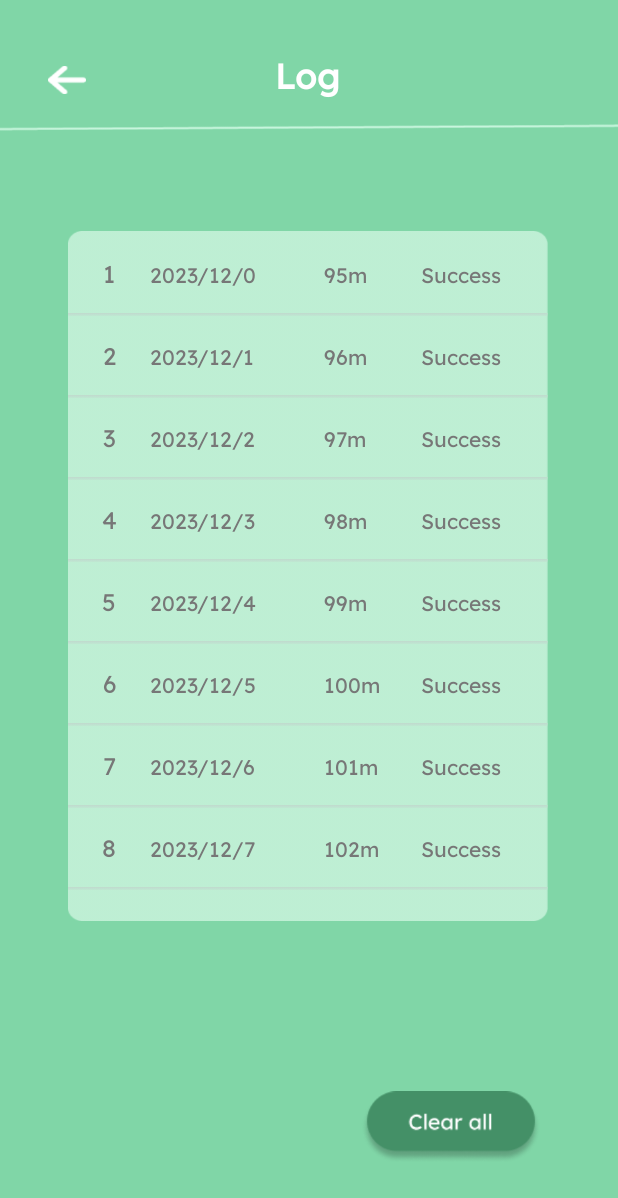
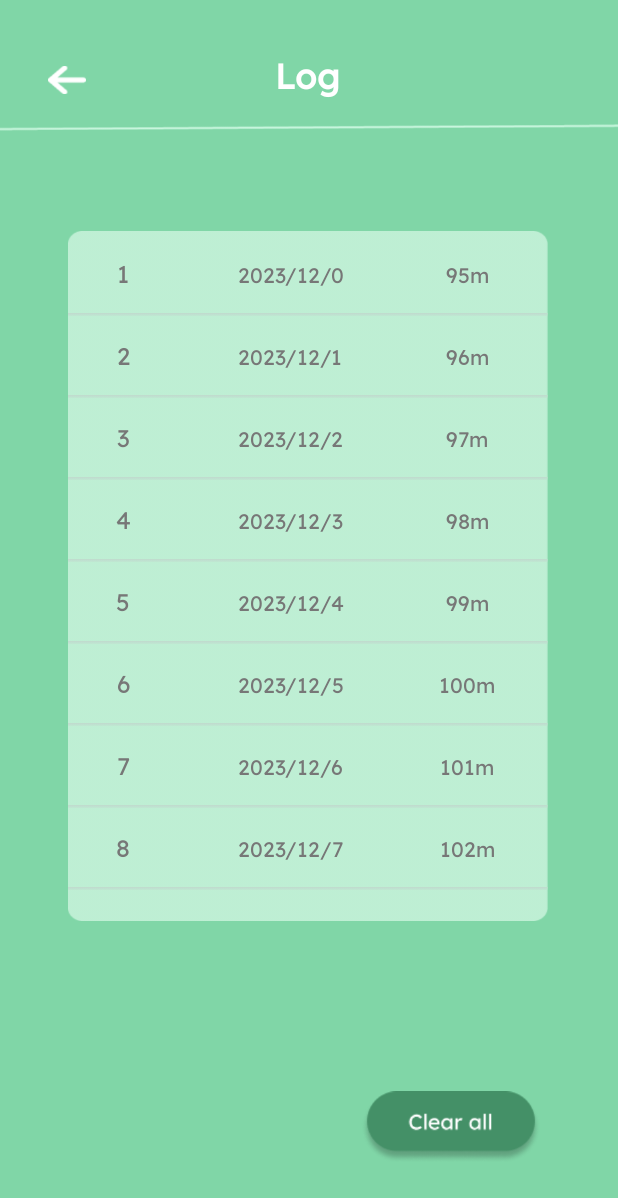
Before and after one commit to suh0/Tree, an Android app: the LogActivity screen opened directly, with no data from a screen before it, on a phone screen of 412 x 824 dp. Shown: the top 1198 px of the screen. Run offline under Robolectric (Android 15) with nearby library versions, the phone set to English and light mode, and no system bars.

Commit message:
로그창 성공/실패 여부 삭제

```diff
--- a/app/src/main/java/com/example/tree/ItemLog.java
+++ b/app/src/main/java/com/example/tree/ItemLog.java
@@ -2,12 +2,11 @@ package com.example.tree;
 
 public class ItemLog {
 
-    String date, sf; // sf >> success 인지 fail 인지
+    String date; // sf >> success 인지 fail 인지
     long time;
 
-    public ItemLog(String date, String sf, long time){
+    public ItemLog(String date, long time){
         this.date=date;
-        this.sf=sf;
         this.time=time;
     }
 
@@ -19,7 +18,4 @@ public class ItemLog {
 
     public void setTime(long time){this.time=time;}
 
-    public String getSf(){return sf;}
-
-    public void setSf(String sf){this.sf=sf;}
 }
--- a/app/src/main/java/com/example/tree/LogActivity.java
+++ b/app/src/main/java/com/example/tree/LogActivity.java
@@ -36,7 +36,7 @@ public class LogActivity extends AppCompatActivity {
         LogAdapter logAdapter=new LogAdapter(this, itemList);
 
         for(int i=0; i<20; i++){ // 테스트용 더미데이터
-            logAdapter.addItem(new ItemLog("2023/12/"+i, "Success", 95+i));
+            logAdapter.addItem(new ItemLog("2023/12/"+i,95+i));
         }
         recycle_log.setAdapter(logAdapter);
 
--- a/app/src/main/java/com/example/tree/LogAdapter.java
+++ b/app/src/main/java/com/example/tree/LogAdapter.java
@@ -49,7 +49,6 @@ public class LogAdapter extends RecyclerView.Adapter<LogAdapter.ViewHolder>{
             txt_date=itemView.findViewById(R.id.txt_date);
             txt_number=itemView.findViewById(R.id.txt_number);
             txt_time=itemView.findViewById(R.id.txt_time);
-            txt_sf=itemView.findViewById(R.id.txt_sf);
         }
         public void setItem(ItemLog item, int position){
             String number=""+(position+1);
@@ -57,11 +56,6 @@ public class LogAdapter extends RecyclerView.Adapter<LogAdapter.ViewHolder>{
             txt_date.setText(item.getDate());
             txt_time.setText(item.getTime()+"m");
 
-            if(item.getSf().equals("Success")){
-                txt_sf.setText("Success");
-            }else{
-                txt_sf.setText("Fail");
-            }
         }
     }
 }
--- a/app/src/main/res/layout/item_log.xml
+++ b/app/src/main/res/layout/item_log.xml
@@ -24,8 +24,9 @@
         <TextView
             android:layout_width="0dp"
             android:layout_height="wrap_content"
-            android:layout_weight="0.36"
+            android:layout_weight="0.34"
             android:text="2023/12/06"
+            android:gravity="center"
             android:textColor="#777777"
             android:fontFamily="@font/lexend_deca"
             android:textSize="14sp"
@@ -37,22 +38,12 @@
             android:layout_height="wrap_content"
             android:layout_weight="0.2"
             android:text="60m"
+            android:gravity="center"
             android:textColor="#777777"
             android:fontFamily="@font/lexend_deca"
             android:textSize="14sp"
             android:textFontWeight="100"
             android:id="@+id/txt_time"/>
-
-        <TextView
-            android:layout_width="0dp"
-            android:layout_height="wrap_content"
-            android:layout_weight="0.23"
-            android:text="Success"
-            android:textColor="#777777"
-            android:fontFamily="@font/lexend_deca"
-            android:textSize="14sp"
-            android:textFontWeight="100"
-            android:id="@+id/txt_sf"/>
 
     </LinearLayout>
 
```
